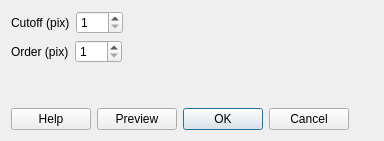
Above: butterworthdialog.ui from mbobowsk/DarQwin before the change. Below: the same form after it.
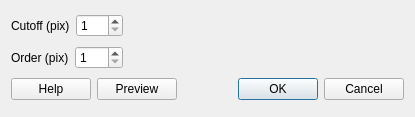
That is the form after the change.

```diff
--- a/butterworthdialog.ui
+++ b/butterworthdialog.ui
@@ -6,14 +6,14 @@
    <rect>
     <x>0</x>
     <y>0</y>
-    <width>384</width>
-    <height>141</height>
+    <width>415</width>
+    <height>117</height>
    </rect>
   </property>
   <property name="windowTitle">
    <string>Butterworth Filter</string>
   </property>
-  <layout class="QFormLayout" name="formLayout">
+  <layout class="QGridLayout" name="gridLayout">
    <item row="0" column="0">
     <layout class="QHBoxLayout" name="horizontalLayout_2">
      <item>
@@ -35,6 +35,19 @@
      </item>
     </layout>
    </item>
+   <item row="0" column="1">
+    <spacer name="horizontalSpacer">
+     <property name="orientation">
+      <enum>Qt::Horizontal</enum>
+     </property>
+     <property name="sizeHint" stdset="0">
+      <size>
+       <width>251</width>
+       <height>20</height>
+      </size>
+     </property>
+    </spacer>
+   </item>
    <item row="1" column="0">
     <layout class="QHBoxLayout" name="horizontalLayout_3">
      <item>
@@ -56,20 +69,20 @@
      </item>
     </layout>
    </item>
-   <item row="2" column="0">
-    <spacer name="verticalSpacer">
+   <item row="1" column="1">
+    <spacer name="horizontalSpacer_2">
      <property name="orientation">
-      <enum>Qt::Vertical</enum>
+      <enum>Qt::Horizontal</enum>
      </property>
      <property name="sizeHint" stdset="0">
       <size>
-       <width>20</width>
-       <height>15</height>
+       <width>251</width>
+       <height>20</height>
       </size>
      </property>
     </spacer>
    </item>
-   <item row="3" column="0">
+   <item row="2" column="0" colspan="2">
     <layout class="QHBoxLayout" name="horizontalLayout">
      <item>
       <widget class="QPushButton" name="helpButton">
```
